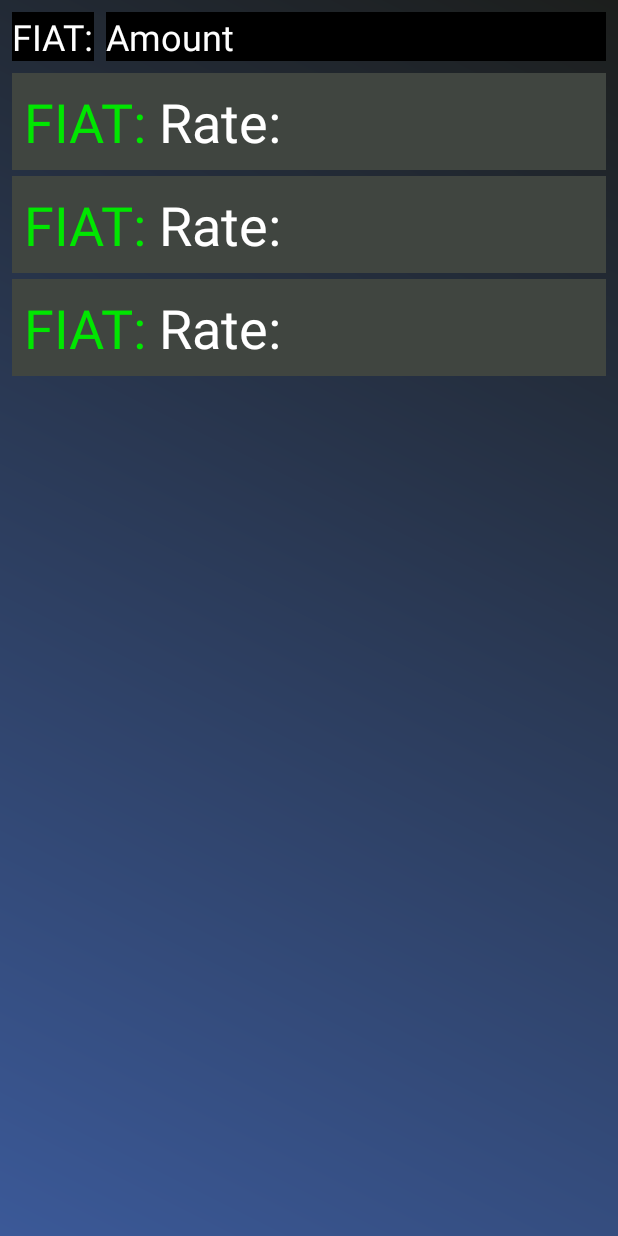
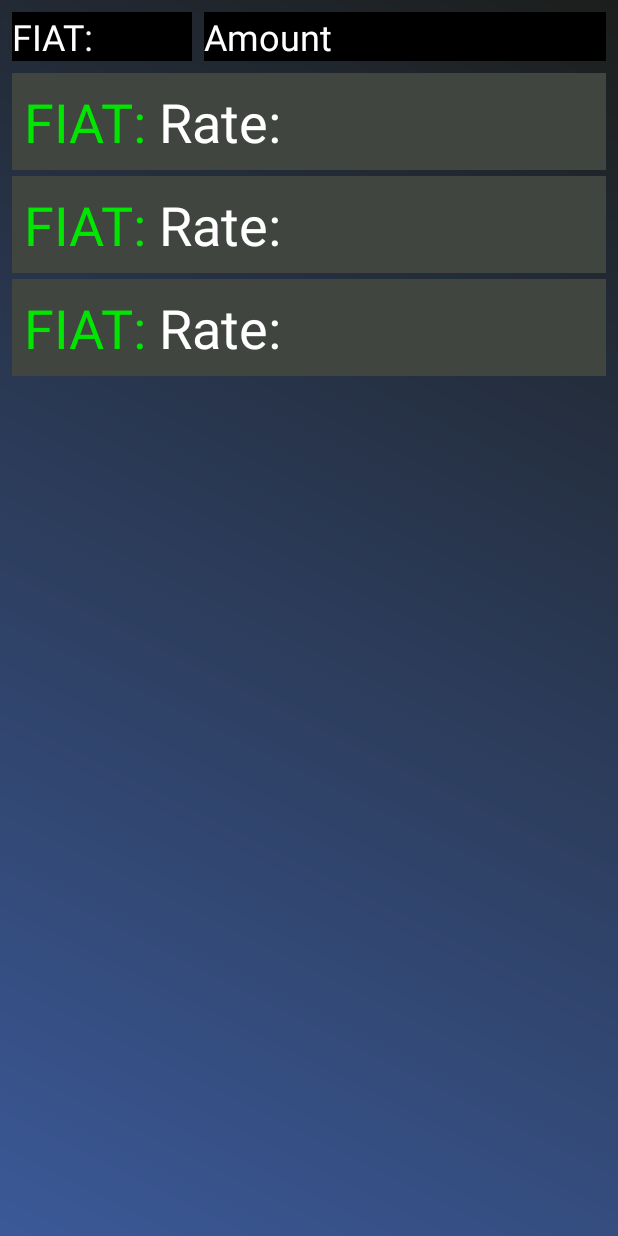
Before and after one commit to androuino/simple_currency_converter, an Android app: the layout fragment_main.xml on its own in the app's theme, with its tools: preview values and no code run, on a phone screen of 412 x 824 dp. Run offline under Robolectric (Android 15) with nearby library versions, the phone set to English and light mode, and no system bars.

Commit message:
change width

```diff
--- a/app/src/main/res/layout/fragment_main.xml
+++ b/app/src/main/res/layout/fragment_main.xml
@@ -51,7 +51,7 @@
 
         <AutoCompleteTextView
             android:id="@+id/autoCompleteConvert"
-            android:layout_width="wrap_content"
+            android:layout_width="120dp"
             android:layout_height="wrap_content"
             android:layout_marginStart="8dp"
             android:layout_marginEnd="4dp"
```
